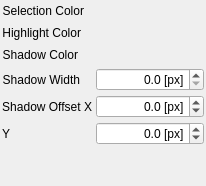
First picture: the form in ClassyMain/ggClassySettingsDockWidget.ui, repository TheGoofy/ggClassyArchitect, before the edit.
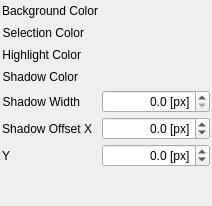
Second picture: the form after the edit. Custom widgets are drawn as their Qt base class.

Commit message: added settings for background color

What changed in the file:
```diff
--- a/ClassyMain/ggClassySettingsDockWidget.ui
+++ b/ClassyMain/ggClassySettingsDockWidget.ui
@@ -6,8 +6,8 @@
    <rect>
     <x>0</x>
     <y>0</y>
-    <width>206</width>
-    <height>186</height>
+    <width>212</width>
+    <height>206</height>
    </rect>
   </property>
   <property name="features">
@@ -47,7 +47,7 @@
       <property name="verticalSpacing">
        <number>4</number>
       </property>
-      <item row="0" column="0">
+      <item row="1" column="0">
        <widget class="QLabel" name="label">
         <property name="sizePolicy">
          <sizepolicy hsizetype="Minimum" vsizetype="Minimum">
@@ -63,7 +63,7 @@
         </property>
        </widget>
       </item>
-      <item row="0" column="1">
+      <item row="1" column="1">
        <widget class="ggColorPreviewWidget" name="mSelectionColorPreviewWidget" native="true">
         <property name="minimumSize">
          <size>
@@ -73,7 +73,7 @@
         </property>
        </widget>
       </item>
-      <item row="1" column="0">
+      <item row="2" column="0">
        <widget class="QLabel" name="label_2">
         <property name="sizePolicy">
          <sizepolicy hsizetype="Minimum" vsizetype="Minimum">
@@ -89,7 +89,7 @@
         </property>
        </widget>
       </item>
-      <item row="1" column="1">
+      <item row="2" column="1">
        <widget class="ggColorPreviewWidget" name="mHighlightColorPreviewWidget" native="true">
         <property name="minimumSize">
          <size>
@@ -99,7 +99,7 @@
         </property>
        </widget>
       </item>
-      <item row="2" column="0">
+      <item row="3" column="0">
        <widget class="QLabel" name="label_3">
         <property name="sizePolicy">
          <sizepolicy hsizetype="Minimum" vsizetype="Minimum">
@@ -115,7 +115,7 @@
         </property>
        </widget>
       </item>
-      <item row="2" column="1">
+      <item row="3" column="1">
        <widget class="ggColorPreviewWidget" name="mShadowColorPreviewWidget" native="true">
         <property name="minimumSize">
          <size>
@@ -125,7 +125,7 @@
         </property>
        </widget>
       </item>
-      <item row="3" column="0">
+      <item row="4" column="0">
        <widget class="QLabel" name="label_4">
         <property name="sizePolicy">
          <sizepolicy hsizetype="Minimum" vsizetype="Minimum">
@@ -141,7 +141,7 @@
         </property>
        </widget>
       </item>
-      <item row="3" column="1">
+      <item row="4" column="1">
        <widget class="QDoubleSpinBox" name="mShadowWidthSpinBox">
         <property name="alignment">
          <set>Qt::AlignRight|Qt::AlignTrailing|Qt::AlignVCenter</set>
@@ -166,7 +166,7 @@
         </property>
        </widget>
       </item>
-      <item row="4" column="0">
+      <item row="5" column="0">
        <widget class="QLabel" name="label_5">
         <property name="sizePolicy">
          <sizepolicy hsizetype="Minimum" vsizetype="Minimum">
@@ -182,7 +182,7 @@
         </property>
        </widget>
       </item>
-      <item row="4" column="1">
+      <item row="5" column="1">
        <widget class="QDoubleSpinBox" name="mShadowOffsetXSpinBox">
         <property name="alignment">
          <set>Qt::AlignRight|Qt::AlignTrailing|Qt::AlignVCenter</set>
@@ -204,7 +204,7 @@
         </property>
        </widget>
       </item>
-      <item row="5" column="0">
+      <item row="6" column="0">
        <widget class="QLabel" name="label_6">
         <property name="sizePolicy">
          <sizepolicy hsizetype="Minimum" vsizetype="Minimum">
@@ -220,7 +220,7 @@
         </property>
        </widget>
       </item>
-      <item row="5" column="1">
+      <item row="6" column="1">
        <widget class="QDoubleSpinBox" name="mShadowOffsetYSpinBox">
         <property name="alignment">
          <set>Qt::AlignRight|Qt::AlignTrailing|Qt::AlignVCenter</set>
@@ -242,6 +242,23 @@
         </property>
        </widget>
       </item>
+      <item row="0" column="0">
+       <widget class="QLabel" name="label_7">
+        <property name="text">
+         <string>Background Color</string>
+        </property>
+       </widget>
+      </item>
+      <item row="0" column="1">
+       <widget class="ggColorPreviewWidget" name="mBackgroundColorPreviewWidget" native="true">
+        <property name="minimumSize">
+         <size>
+          <width>18</width>
+          <height>18</height>
+         </size>
+        </property>
+       </widget>
+      </item>
      </layout>
     </item>
     <item>
```
The commit also changes 6 other files.
